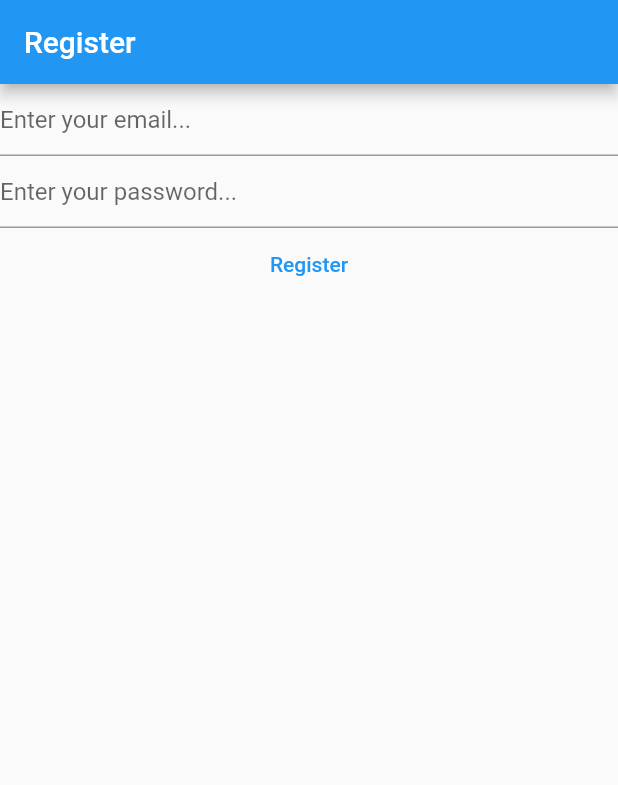
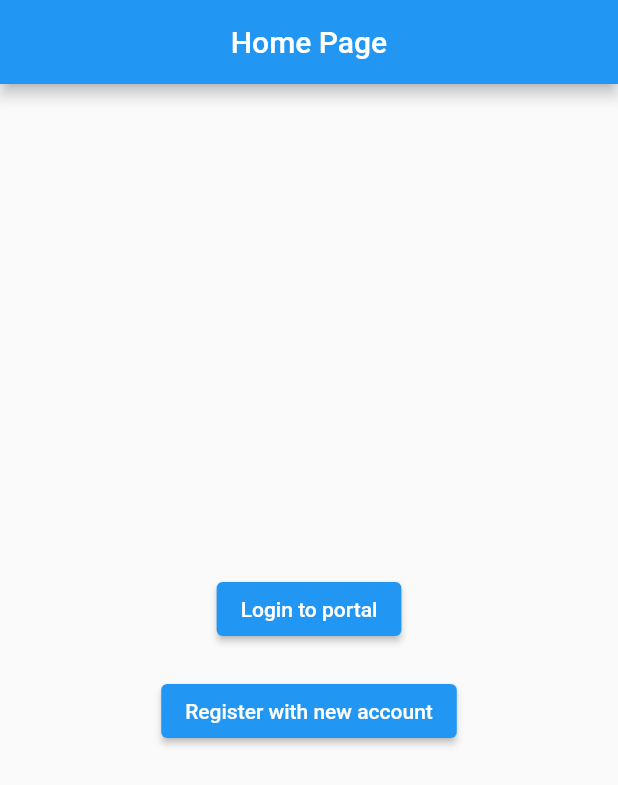
Before and after one commit to ayush02av/budgety-flutter, a Flutter app: the screen it shows after launch, on a phone screen of 412 x 824 dp. Shown: the top 785 px of the screen. Run offline on Flutter 3.47's test engine with Material 2 defaults, Android fonts, the phone set to English and light mode, and no system bars.

Commit message:
Login and Register Service

```diff
--- a/lib/main.dart
+++ b/lib/main.dart
@@ -1,17 +1,29 @@
+import 'package:budgety/views/home.dart';
+import 'package:budgety/views/login.dart';
+import 'package:budgety/views/register.dart';
 import 'package:flutter/material.dart';
-import 'package:firebase_auth/firebase_auth.dart';
-import 'package:firebase_core/firebase_core.dart';
-import 'firebase_options.dart';
 
-void main() {
-  WidgetsFlutterBinding.ensureInitialized();
-  runApp(MaterialApp(
-    title: 'Budgety Application',
-    theme: ThemeData(
-      primarySwatch: Colors.blue,
-    ),
-    home: const HomePage(),
-  ));
+void main() => runApp(const MyApp());
+
+class MyApp extends StatelessWidget {
+  const MyApp({super.key});
+
+  @override
+  Widget build(BuildContext context) {
+    return MaterialApp(
+      title: 'Budgety | Track your monthly budget',
+      theme: ThemeData(
+        primarySwatch: Colors.blue,
+      ),
+      home: const HomePage(),
+      routes: {
+        '/home/': (context) => const Home(),
+        '/login/': (context) => const Login(),
+        '/register/': (context) => const Register(),
+      },
+      debugShowCheckedModeBanner: false,
+    );
+  }
 }
 
 class HomePage extends StatefulWidget {
@@ -22,73 +34,13 @@ class HomePage extends StatefulWidget {
 }
 
 class _HomePageState extends State<HomePage> {
-  late final TextEditingController _email;
-  late final TextEditingController _password;
-
   @override
   void initState() {
-    _email = TextEditingController();
-    _password = TextEditingController();
     super.initState();
   }
 
   @override
-  void dispose() {
-    _email.dispose();
-    _password.dispose();
-    super.dispose();
-  }
-
-  @override
   Widget build(BuildContext context) {
-    return Scaffold(
-      appBar: AppBar(
-        title: const Text('Register'),
-      ),
-      body: FutureBuilder(
-        future: Firebase.initializeApp(
-          options: DefaultFirebaseOptions.currentPlatform,
-        ),
-        builder: (context, snapshot) {
-          switch (snapshot.connectionState) {
-            case ConnectionState.done:
-              return Column(children: [
-                TextField(
-                  controller: _email,
-                  enableSuggestions: false,
-                  autocorrect: false,
-                  keyboardType: TextInputType.emailAddress,
-                  decoration:
-                      const InputDecoration(hintText: 'Enter your email...'),
-                ),
-                TextField(
-                  controller: _password,
-                  obscureText: true,
-                  enableSuggestions: false,
-                  autocorrect: false,
-                  decoration:
-                      const InputDecoration(hintText: 'Enter your password...'),
-                ),
-                TextButton(
-                  onPressed: () async {
-                    final userInputEmail = _email.text;
-                    final userInputPassword = _password.text;
-
-                    _password.clear();
-
-                    final newUser = await FirebaseAuth.instance
-                        .createUserWithEmailAndPassword(
-                            email: userInputEmail, password: userInputPassword);
-                    print(newUser);
-                  },
-                  child: const Text('Register'),
-                ),
-              ]);
-            default:
-              return const Text('loading');
-          }
-        },
-      ),
-    );
+    return const Home();
   }
 }
--- /dev/null
+++ b/lib/views/home.dart
@@ -0,0 +1,44 @@
+import 'package:budgety/views/login.dart';
+import 'package:budgety/views/register.dart';
+import 'package:flutter/material.dart';
+
+class Home extends StatefulWidget {
+  const Home({super.key});
+
+  @override
+  State<Home> createState() => _HomeState();
+}
+
+class _HomeState extends State<Home> {
+  @override
+  Widget build(BuildContext context) {
+    return Scaffold(
+        appBar: AppBar(
+          title: const Text('Home Page'),
+          centerTitle: true,
+        ),
+        body: Center(
+          child: Column(
+            mainAxisAlignment: MainAxisAlignment.center,
+            crossAxisAlignment: CrossAxisAlignment.center,
+            children: <Widget>[
+              ElevatedButton(
+                  onPressed: () {
+                    Navigator.of(context).push(
+                        MaterialPageRoute(builder: (context) => const Login()));
+                  },
+                  child: const Text('Login to portal')),
+              SizedBox(
+                height: 20,
+              ),
+              ElevatedButton(
+                  onPressed: () {
+                    Navigator.of(context).push(MaterialPageRoute(
+                        builder: (context) => const Register()));
+                  },
+                  child: const Text('Register with new account')),
+            ],
+          ),
+        ));
+  }
+}
--- /dev/null
+++ b/lib/views/login.dart
@@ -0,0 +1,61 @@
+import 'package:budgety/services/login.dart';
+import 'package:flutter/material.dart';
+
+class Login extends StatefulWidget {
+  const Login({super.key});
+
+  @override
+  State<Login> createState() => _LoginState();
+}
+
+class _LoginState extends State<Login> {
+  late final TextEditingController _email;
+  late final TextEditingController _password;
+
+  @override
+  void initState() {
+    _email = TextEditingController();
+    _password = TextEditingController();
+    super.initState();
+  }
+
+  @override
+  void dispose() {
+    _email.dispose();
+    _password.dispose();
+    super.dispose();
+  }
+
+  void onPressed() async {
+    print('login button pressed');
+    LoginService().login(_email.text, _password.text);
+    print('login service called');
+  }
+
+  @override
+  Widget build(BuildContext context) {
+    return Scaffold(
+      appBar: AppBar(
+        title: const Text('Login'),
+        centerTitle: true,
+      ),
+      body: Column(children: [
+        TextField(
+          controller: _email,
+          enableSuggestions: false,
+          autocorrect: false,
+          keyboardType: TextInputType.emailAddress,
+          decoration: const InputDecoration(hintText: 'Enter your email...'),
+        ),
+        TextField(
+          controller: _password,
+          obscureText: true,
+          enableSuggestions: false,
+          autocorrect: false,
+          decoration: const InputDecoration(hintText: 'Enter your password...'),
+        ),
+        TextButton(onPressed: onPressed, child: const Text('Login'))
+      ]),
+    );
+  }
+}
--- a/pubspec.yaml
+++ b/pubspec.yaml
@@ -37,6 +37,7 @@ dependencies:
   # Use with the CupertinoIcons class for iOS style icons.
   cupertino_icons: ^1.0.2
   firebase_auth: ^4.2.0
+  http: ^0.13.5
 
 dev_dependencies:
   flutter_test:
```
Also changed, not shown: lib/services/login.dart (added, +22 -0 lines), lib/services/register.dart (added, +27 -0 lines), lib/views/register.dart (added, +71 -0 lines), pubspec.lock.
